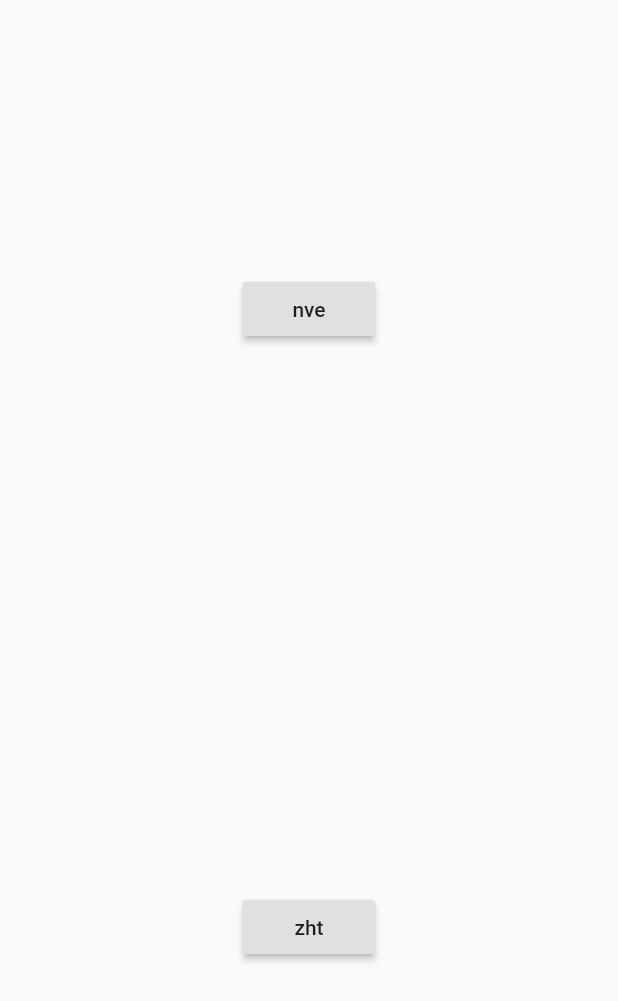
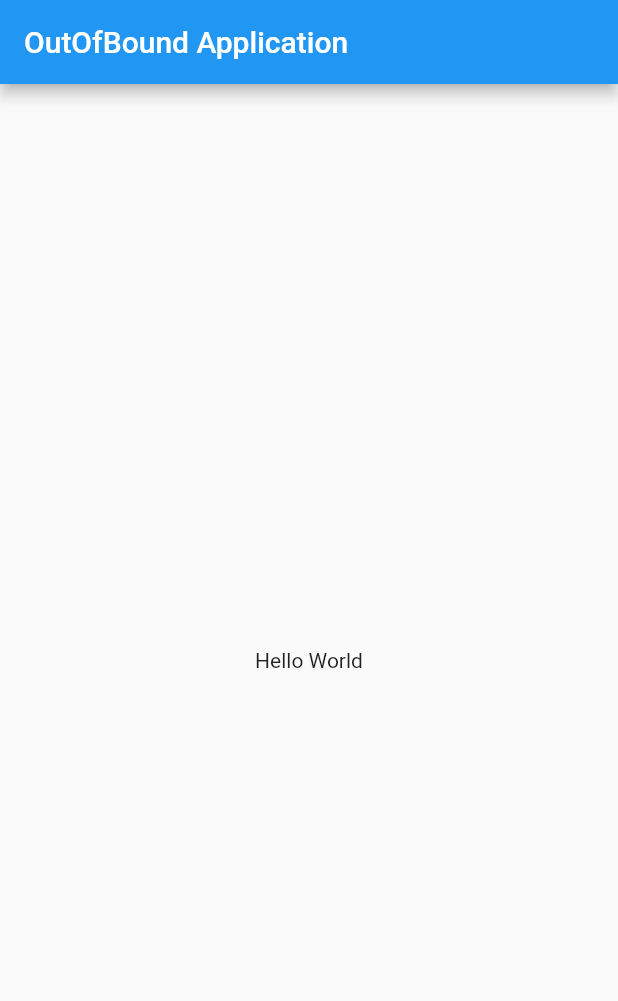
Before and after one commit to PiotrFLEURY/OutOfBound, a Flutter app: the screen it shows after launch, on a phone screen of 412 x 824 dp. Shown: the top 1001 px of the screen. Run offline on Flutter 3.47's test engine with Material 2 defaults, Android fonts, the phone set to English and light mode, and no system bars.

Commit message:
Add Hello_world

```diff
--- /dev/null
+++ b/lib/pages/home_page.dart
@@ -0,0 +1,19 @@
+import 'package:flutter/material.dart';
+
+class HomePage extends StatelessWidget {
+
+  @override
+  Widget build(BuildContext context){
+    return new MaterialApp(
+      title: 'OutOfBound Application',
+      home: Scaffold(
+        appBar: AppBar(
+          title: Text('OutOfBound Application'),
+          ),
+          body: Center(
+            child: Text('Hello World'),
+          ),
+      ),
+      );
+  }
+}
--- a/lib/zht/zht-main-page.dart
+++ b/lib/zht/zht-main-page.dart
@@ -4,6 +4,9 @@ class ZhtMainPage extends StatelessWidget {
   @override
   Widget build(BuildContext context) {
     // TODO: implement build
+    return new Material(
+      color : Colors.green,
+    );
     throw UnimplementedError();
   }
 }
```
Also changed, not shown: lib/main.dart (+11 -6 lines), pubspec.lock, 2 other files.
